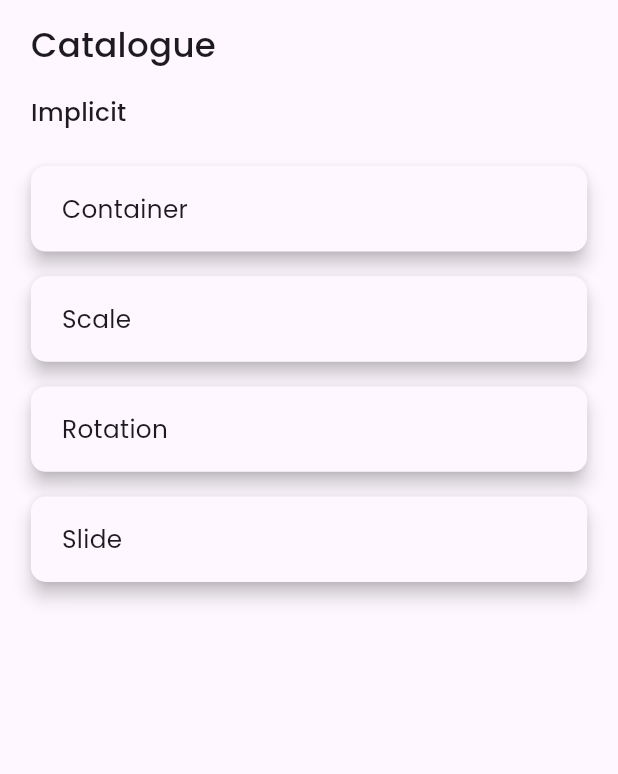
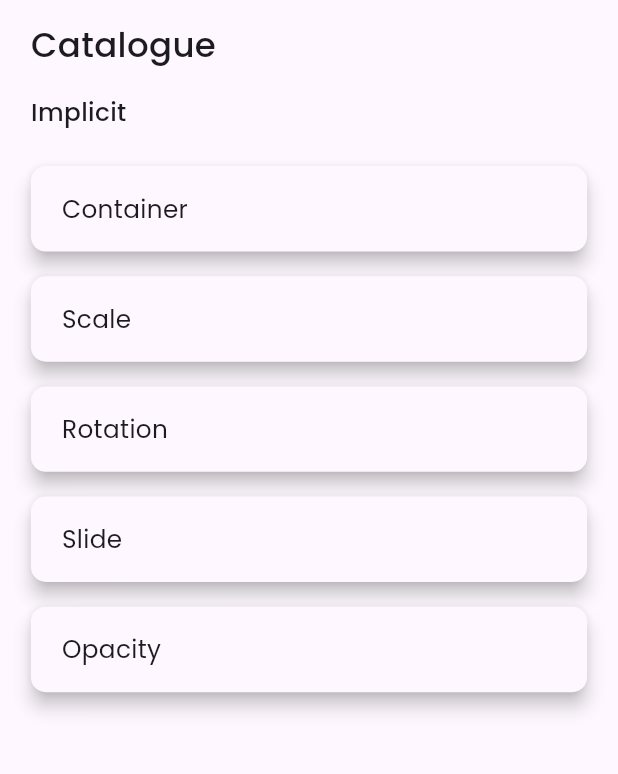
Before and after one commit to bhawesh2002/animotion_gallery, a Flutter app: the screen it shows after launch, on a phone screen of 412 x 824 dp, the part 63-837 px from its top. Run offline on Flutter 3.47's test engine with Material 3 defaults, Android fonts, the light colour scheme and no system bars; our stand-ins replace google_fonts.

Commit message:
Add AniOpacityPage to Catalogue

```diff
--- a/lib/pages/catalogue.dart
+++ b/lib/pages/catalogue.dart
@@ -1,4 +1,5 @@
 import 'package:animotion_gallery/implicit%20animations/ani_container.dart';
+import 'package:animotion_gallery/implicit%20animations/ani_opacity.dart';
 import 'package:animotion_gallery/implicit%20animations/ani_rotation.dart';
 import 'package:animotion_gallery/implicit%20animations/ani_scale.dart';
 import 'package:animotion_gallery/implicit%20animations/ani_slide.dart';
@@ -14,6 +15,7 @@ class Catalogue extends StatelessWidget {
       "Scale": const AniScalePage(),
       "Rotation": const AniRotationPage(),
       "Slide": const AniSlidePage(),
+      "Opacity": const AniOpacityPage()
     };
     return SafeArea(
       child: Scaffold(
```
